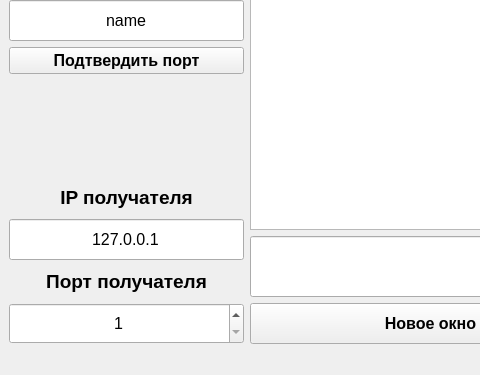
Qt form mainwindow.ui (xzbey/UdpChat) before a commit; both pictures show x 0 to 480 and y 130 to 505 of the 620 by 505 pixel window.
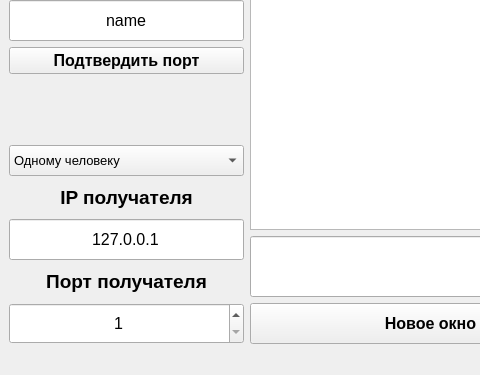
The same form after that commit.

Diff of the .ui file:
```diff
--- a/mainwindow.ui
+++ b/mainwindow.ui
@@ -240,6 +240,32 @@
         </property>
        </spacer>
       </item>
+      <item>
+       <widget class="QComboBox" name="pick_share">
+        <property name="minimumSize">
+         <size>
+          <width>0</width>
+          <height>31</height>
+         </size>
+        </property>
+        <property name="font">
+         <font>
+          <pointsize>10</pointsize>
+          <bold>false</bold>
+         </font>
+        </property>
+        <item>
+         <property name="text">
+          <string>Одному человеку</string>
+         </property>
+        </item>
+        <item>
+         <property name="text">
+          <string>Всем</string>
+         </property>
+        </item>
+       </widget>
+      </item>
       <item>
        <layout class="QVBoxLayout" name="verticalLayout_6">
         <item>
```
